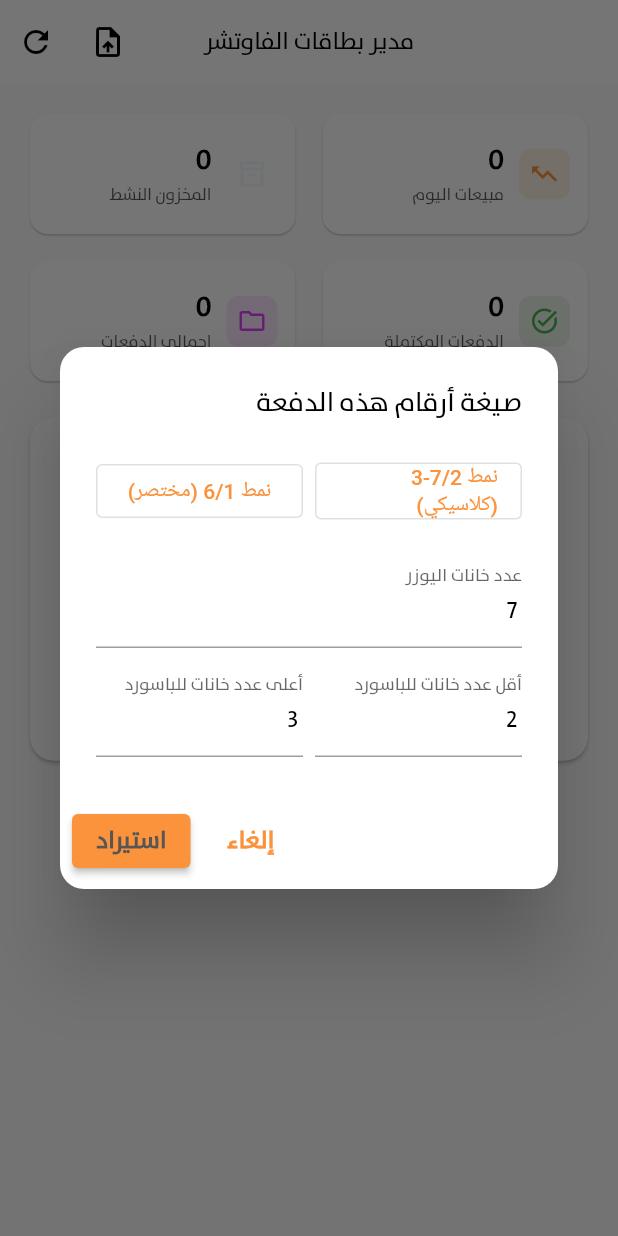
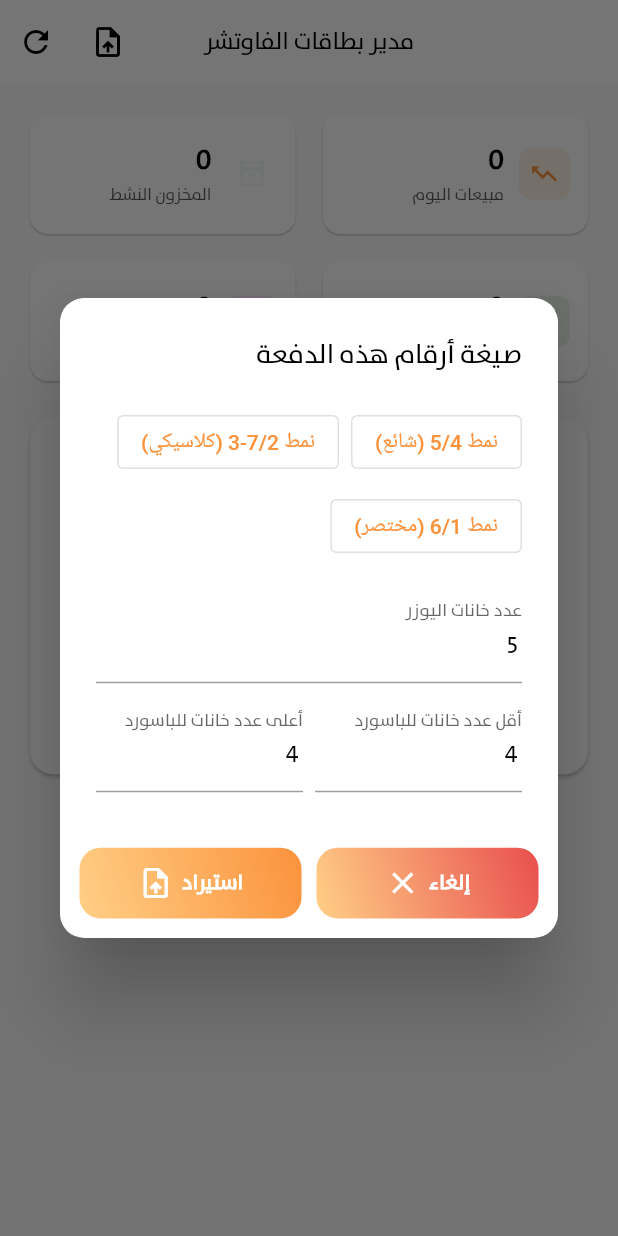
Before and after one commit to Ali-Ghanme/Voucher-Manager-Flutter-macOS-, a Flutter app: the screen it shows after launch, after a tap on "استيراد ملف PDF", on a phone screen of 412 x 824 dp. Run offline on Flutter 3.47's test engine with Material 3 defaults, Android fonts, the phone set to English and light mode, and no system bars; our stand-ins replace equatable, file_picker, flutter_riverpod, flutter_screenutil, qr_flutter, sqflite and 1 more; missing offline and left inert: syncfusion_flutter_pdf, window_manager; accounts and stored records are empty.

Commit message:
feat: update database naming for debug mode, enhance PDF parsing, and refine voucher formats

```diff
--- a/lib/data/datasources/database_helper.dart
+++ b/lib/data/datasources/database_helper.dart
@@ -1,4 +1,5 @@
 import 'dart:io';
+import 'package:flutter/foundation.dart';
 import 'package:path/path.dart' as p;
 import 'package:path_provider/path_provider.dart';
 import 'package:sqflite/sqflite.dart' as sqflite;
@@ -30,6 +31,10 @@ class DatabaseHelper {
     final bool isDesktop =
         Platform.isMacOS || Platform.isWindows || Platform.isLinux;
 
+    // فصل اسم قاعدة البيانات في وضع الـ Debug عن الـ Release
+    const String actualDbName =
+        kDebugMode ? 'voucher_manager_debug.db' : AppConstants.dbName;
+
     final String dbPath;
     if (Platform.isAndroid || Platform.isIOS) {
       String basePath;
@@ -39,14 +44,13 @@ class DatabaseHelper {
         final dir = await getApplicationDocumentsDirectory();
         basePath = dir.path;
       }
-      dbPath = p.join(basePath, AppConstants.dbName);
+      dbPath = p.join(basePath, actualDbName); // استخدام الاسم المعدل
     } else {
       final Directory appSupportDir = await getApplicationSupportDirectory();
       final String dbDir = p.join(appSupportDir.path, 'voucher_manager');
       await Directory(dbDir).create(recursive: true);
-      dbPath = p.join(dbDir, AppConstants.dbName);
+      dbPath = p.join(dbDir, actualDbName); // استخدام الاسم المعدل
     }
-
     if (isDesktop) {
       // Required bootstrap for sqflite_common_ffi on desktop platforms.
       sqfliteFfiInit();
--- a/lib/data/models/voucher_format.dart
+++ b/lib/data/models/voucher_format.dart
@@ -12,14 +12,22 @@ class VoucherFormat {
     required this.passwordMaxLength,
   });
 
-  /// The original hardcoded format (7-digit username, 2-3 digit password).
+  /// The standard format for 5-digit username and 4-digit password
+  /// (e.g. user 72249 / password 2071).
+  static const VoucherFormat standard54 = VoucherFormat(
+    usernameLength: 5,
+    passwordMinLength: 4,
+    passwordMaxLength: 4,
+  );
+
+  /// The original format (7-digit username, 2-3 digit password).
   static const VoucherFormat classic = VoucherFormat(
     usernameLength: 7,
     passwordMinLength: 2,
     passwordMaxLength: 3,
   );
 
-  /// The newer shorter format seen in some batches (6-digit username,
+  /// The shorter format seen in some batches (6-digit username,
   /// 1-digit password).
   static const VoucherFormat compact = VoucherFormat(
     usernameLength: 6,
--- a/lib/presentation/screens/main_screen.dart
+++ b/lib/presentation/screens/main_screen.dart
@@ -81,7 +81,8 @@ class _MainScreenState extends ConsumerState<MainScreen> {
               tooltip: 'مزامنة مؤشر البيع',
               icon: const Icon(Icons.sync),
               onPressed: () async {
-                final synced = await SyncOffsetScreen.push(context, state.activeBatch!);
+                final synced =
+                    await SyncOffsetScreen.push(context, state.activeBatch!);
                 if (synced) await notifier.refresh();
               },
             ),
@@ -354,10 +355,11 @@ class _NoActiveBatchCard extends StatelessWidget {
                 style:
                     TextStyle(fontSize: 16, color: onSurface.withOpacity(0.7))),
             const SizedBox(height: 20),
-            ElevatedButton.icon(
-              onPressed: onImport,
-              icon: const Icon(Icons.upload_file),
-              label: const Text('استيراد ملف PDF'),
+            ButtonWidget(
+              onPress: () => onImport(),
+              name: 'استيراد ملف PDF',
+              icons: Icons.upload_file,
+              color: AppColors.mainColor,
             ),
           ],
         ),
--- a/lib/presentation/screens/sync_offset_screen.dart
+++ b/lib/presentation/screens/sync_offset_screen.dart
@@ -50,13 +50,15 @@ class _SyncOffsetScreenState extends ConsumerState<SyncOffsetScreen> {
   }
 
   void _increment() {
-    if (_selectedInt < _totalVouchers)
+    if (_selectedInt < _totalVouchers) {
       setState(() => _selectedOffset = (_selectedInt + 1).toDouble());
+    }
   }
 
   void _decrement() {
-    if (_selectedInt > 1)
+    if (_selectedInt > 1) {
       setState(() => _selectedOffset = (_selectedInt - 1).toDouble());
+    }
   }
 
   Future<void> _applySync() async {
--- a/lib/presentation/widgets/import_format_dialog.dart
+++ b/lib/presentation/widgets/import_format_dialog.dart
@@ -1,4 +1,6 @@
 import 'package:flutter/material.dart';
+import 'package:voucher_manager/core/utils/button_widget.dart';
+import 'package:voucher_manager/core/utils/colors/app_colors.dart';
 
 import '../../data/models/voucher_format.dart';
 
@@ -20,9 +22,9 @@ class ImportFormatDialog extends StatefulWidget {
 }
 
 class _ImportFormatDialogState extends State<ImportFormatDialog> {
-  final _userLenCtrl = TextEditingController(text: '7');
-  final _passMinCtrl = TextEditingController(text: '2');
-  final _passMaxCtrl = TextEditingController(text: '3');
+  final _userLenCtrl = TextEditingController(text: '5');
+  final _passMinCtrl = TextEditingController(text: '4');
+  final _passMaxCtrl = TextEditingController(text: '4');
 
   @override
   void dispose() {
@@ -45,7 +47,10 @@ class _ImportFormatDialogState extends State<ImportFormatDialog> {
     final passMin = int.tryParse(_passMinCtrl.text.trim());
     final passMax = int.tryParse(_passMaxCtrl.text.trim());
 
-    if (userLen == null || passMin == null || passMax == null || passMin > passMax) {
+    if (userLen == null ||
+        passMin == null ||
+        passMax == null ||
+        passMin > passMax) {
       ScaffoldMessenger.of(context).showSnackBar(
         const SnackBar(content: Text('الرجاء إدخال أرقام صحيحة ومنطقية')),
       );
@@ -69,20 +74,21 @@ class _ImportFormatDialogState extends State<ImportFormatDialog> {
         mainAxisSize: MainAxisSize.min,
         crossAxisAlignment: CrossAxisAlignment.start,
         children: [
-          Row(
+          Wrap(
+            spacing: 8,
+            runSpacing: 8,
             children: [
-              Expanded(
-                child: OutlinedButton(
-                  onPressed: () => _applyPreset(VoucherFormat.classic),
-                  child: const Text('نمط 7/2-3 (كلاسيكي)'),
-                ),
+              OutlinedButton(
+                onPressed: () => _applyPreset(VoucherFormat.standard54),
+                child: const Text('نمط 5/4 (شائع)'),
               ),
-              const SizedBox(width: 8),
-              Expanded(
-                child: OutlinedButton(
-                  onPressed: () => _applyPreset(VoucherFormat.compact),
-                  child: const Text('نمط 6/1 (مختصر)'),
-                ),
+              OutlinedButton(
+                onPressed: () => _applyPreset(VoucherFormat.classic),
+                child: const Text('نمط 7/2-3 (كلاسيكي)'),
+              ),
+              OutlinedButton(
+                onPressed: () => _applyPreset(VoucherFormat.compact),
+                child: const Text('نمط 6/1 (مختصر)'),
               ),
             ],
           ),
@@ -99,7 +105,8 @@ class _ImportFormatDialogState extends State<ImportFormatDialog> {
                 child: TextField(
                   controller: _passMinCtrl,
                   keyboardType: TextInputType.number,
-                  decoration: const InputDecoration(labelText: 'أقل عدد خانات للباسورد'),
+                  decoration: const InputDecoration(
+                      labelText: 'أقل عدد خانات للباسورد'),
                 ),
               ),
               const SizedBox(width: 8),
@@ -107,7 +114,8 @@ class _ImportFormatDialogState extends State<ImportFormatDialog> {
                 child: TextField(
                   controller: _passMaxCtrl,
                   keyboardType: TextInputType.number,
-                  decoration: const InputDecoration(labelText: 'أعلى عدد خانات للباسورد'),
+                  decoration: const InputDecoration(
+                      labelText: 'أعلى عدد خانات للباسورد'),
                 ),
               ),
             ],
@@ -115,8 +123,27 @@ class _ImportFormatDialogState extends State<ImportFormatDialog> {
         ],
       ),
       actions: [
-        TextButton(onPressed: () => Navigator.of(context).pop(), child: const Text('إلغاء')),
-        ElevatedButton(onPressed: _confirm, child: const Text('استيراد')),
+        Row(
+          mainAxisAlignment: MainAxisAlignment.spaceBetween,
+          children: [
+            Expanded(
+              child: ButtonWidget(
+                onPress: () => Navigator.of(context).pop(),
+                name: 'إلغاء',
+                icons: Icons.close,
+                color: AppColors.aleart,
+              ),
+            ),
+            Expanded(
+              child: ButtonWidget(
+                onPress: _confirm,
+                name: 'استيراد',
+                icons: Icons.upload_file,
+                color: AppColors.mainColor,
+              ),
+            ),
+          ],
+        )
       ],
     );
   }
```
Also changed, not shown: lib/data/services/pdf_parser_service.dart (+51 -45 lines), lib/presentation/screens/compact_floating_screen.dart (+12 -6 lines), 1 other file.
